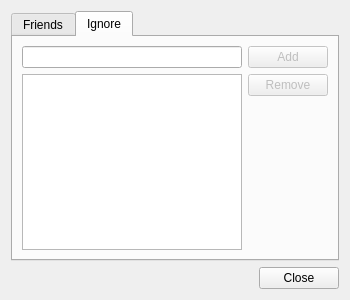
Before: the Qt Designer form code/flist_messenger/ui/friendsdialog.ui in Dhwty/flist-messenger, drawn with Qt 5.
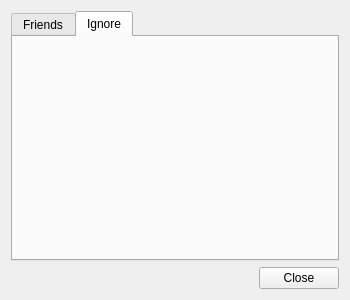
After: the same form once the commit is applied. The open tabs and pages were chosen to show the change. Icons and pictures are not drawn. Custom widgets are drawn as their Qt base class.

Commit message: Use the add/remove list view for the ignore list

Patch:
```diff
--- a/code/flist_messenger/ui/friendsdialog.ui
+++ b/code/flist_messenger/ui/friendsdialog.ui
@@ -81,46 +81,8 @@
        <string>Ignore</string>
       </attribute>
       <layout class="QGridLayout" name="gridLayout">
-       <item row="1" column="1" alignment="Qt::AlignTop">
-        <widget class="QPushButton" name="btnRemIgnore">
-         <property name="enabled">
-          <bool>false</bool>
-         </property>
-         <property name="text">
-          <string>Remove</string>
-         </property>
-         <property name="icon">
-          <iconset resource="../resources.qrc">
-           <normaloff>:/images/minus.png</normaloff>:/images/minus.png</iconset>
-         </property>
-        </widget>
-       </item>
        <item row="0" column="0">
-        <widget class="QLineEdit" name="leIgnoreTarget"/>
-       </item>
-       <item row="0" column="1">
-        <widget class="QPushButton" name="btnAddIgnore">
-         <property name="enabled">
-          <bool>false</bool>
-         </property>
-         <property name="styleSheet">
-          <string notr="true">t</string>
-         </property>
-         <property name="text">
-          <string>Add</string>
-         </property>
-         <property name="icon">
-          <iconset resource="../resources.qrc">
-           <normaloff>:/images/plus.png</normaloff>:/images/plus.png</iconset>
-         </property>
-        </widget>
-       </item>
-       <item row="1" column="0">
-        <widget class="QListWidget" name="lwIgnoreList">
-         <property name="sortingEnabled">
-          <bool>true</bool>
-         </property>
-        </widget>
+        <widget class="AddRemoveListView" name="arIgnoreList" native="true"/>
        </item>
       </layout>
      </widget>
@@ -138,6 +100,14 @@
    </item>
   </layout>
  </widget>
+ <customwidgets>
+  <customwidget>
+   <class>AddRemoveListView</class>
+   <extends>QWidget</extends>
+   <header>ui/addremovelistview.h</header>
+   <container>1</container>
+  </customwidget>
+ </customwidgets>
  <resources>
   <include location="../resources.qrc"/>
  </resources>
```
Left out of the diff: 2 changed lines with no effect on the pictures. The commit also changes 11 other files.
